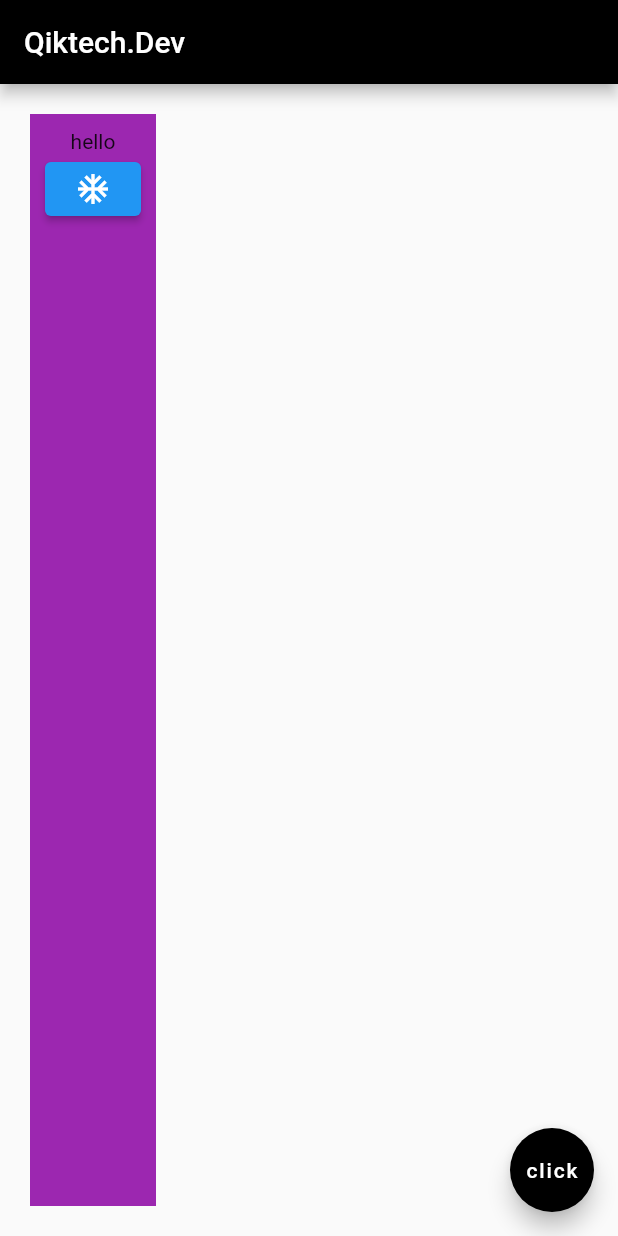
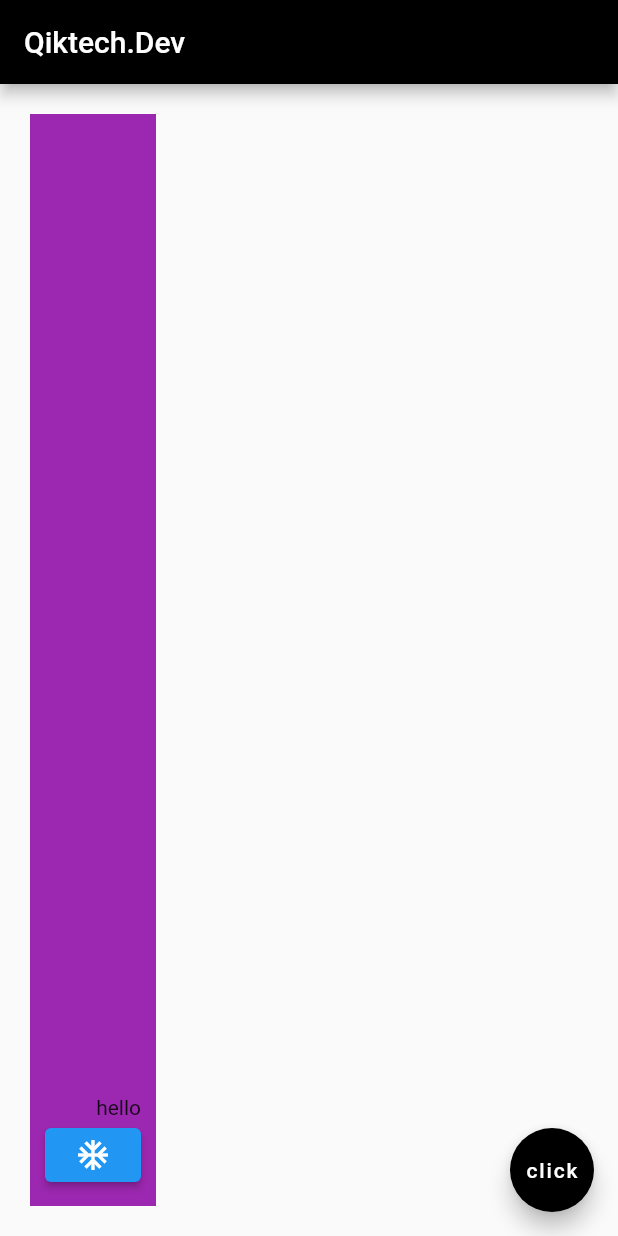
Before and after one commit to QikTech/flutter_exercise, a Flutter app: the screen it shows after launch, on a phone screen of 412 x 824 dp. Run offline on Flutter 3.47's test engine with Material 2 defaults, Android fonts, the phone set to English and light mode, and no system bars; our stand-ins replace google_fonts.

Commit message:
Rows And Columns - Easier than Flexbox
mainAxisAlignment: MainAxisAlignment.end,
crossAxisAlignment: CrossAxisAlignment.end,

```diff
--- a/lib/main.dart
+++ b/lib/main.dart
@@ -19,6 +19,8 @@ class MyApp extends StatelessWidget {
           margin: EdgeInsets.all(20),
           color: Colors.purple,
           child: Column(
+            mainAxisAlignment: MainAxisAlignment.end,
+            crossAxisAlignment: CrossAxisAlignment.end,
             children: [
               Text('hello'),
               ElevatedButton(child: Icon(Icons.ac_unit), onPressed: (){})
```
